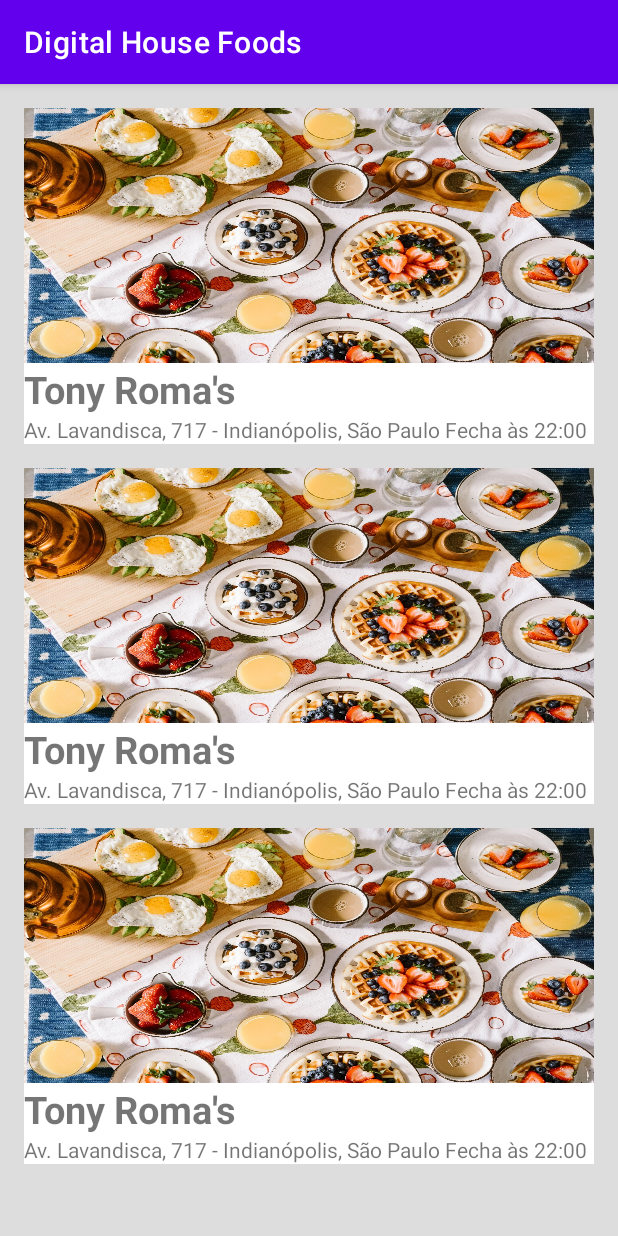
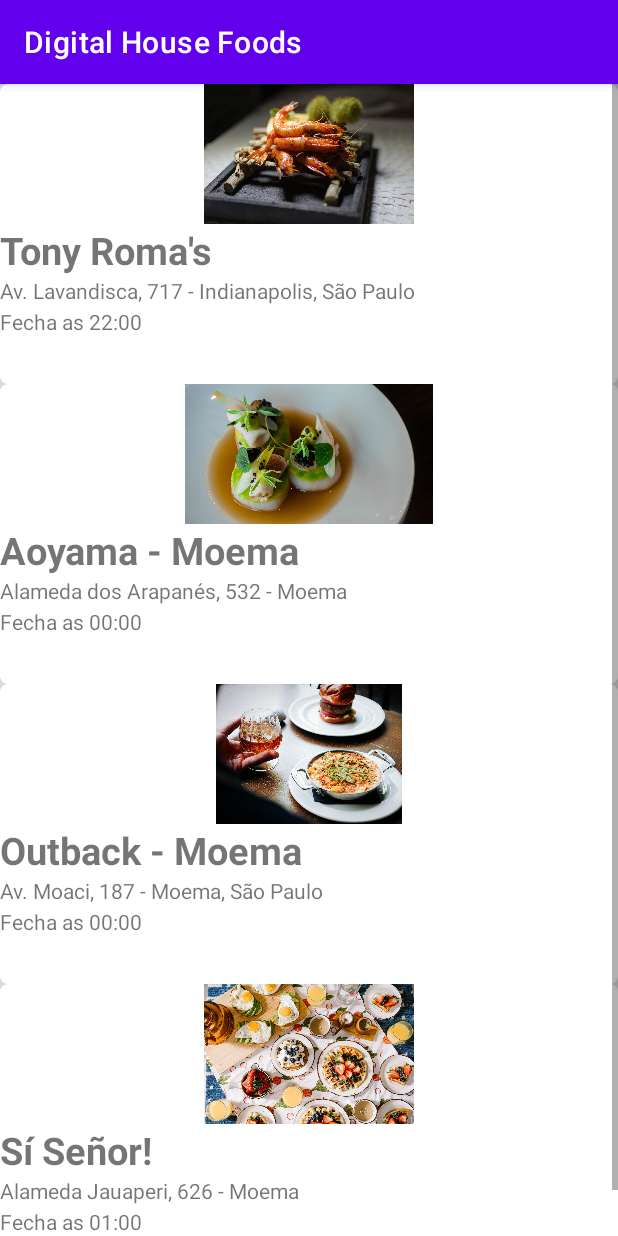
Before and after one commit to petersongit/DasafioCoreAndroidDigitalHouse, an Android app: the HomeActivity screen opened directly, with no data from a screen before it, on a phone screen of 412 x 824 dp. Run offline under Robolectric (Android 15) with nearby library versions, the phone set to English and light mode, and no system bars.

Commit message:
Criado as classe Prato e Prato Adapter. Criado os Layout de Tela home

```diff
--- a/app/build.gradle
+++ b/app/build.gradle
@@ -47,7 +47,12 @@ dependencies {
     implementation 'androidx.navigation:navigation-fragment:2.2.2'
     implementation 'androidx.navigation:navigation-ui:2.2.2'
     implementation 'androidx.legacy:legacy-support-v4:1.0.0'
+
+
+
     testImplementation 'junit:junit:4.+'
+
     androidTestImplementation 'androidx.test.ext:junit:1.1.2'
     androidTestImplementation 'androidx.test.espresso:espresso-core:3.3.0'
+
 }
--- a/app/src/main/java/com/example/digitalhousefoods/CadastroUsuarioActivity.kt
+++ b/app/src/main/java/com/example/digitalhousefoods/CadastroUsuarioActivity.kt
@@ -11,7 +11,7 @@ class CadastroUsuarioActivity : AppCompatActivity() {
         super.onCreate(savedInstanceState)
         setContentView(R.layout.activity_cadastro_usuario)
 
-        ActionBar actionBar = getActionBar();
+       // ActionBar actionBar = getActionBar();
 
 
 
--- a/app/src/main/java/com/example/digitalhousefoods/HomeActivity.kt
+++ b/app/src/main/java/com/example/digitalhousefoods/HomeActivity.kt
@@ -2,10 +2,62 @@ package com.example.digitalhousefoods
 
 import androidx.appcompat.app.AppCompatActivity
 import android.os.Bundle
+import android.widget.LinearLayout
+import android.widget.TextView
+import androidx.recyclerview.widget.LinearLayoutManager
+import androidx.recyclerview.widget.RecyclerView
 
-class HomeActivity : AppCompatActivity() {
+
+class HomeActivity : AppCompatActivity(){
+    lateinit var  listPratos: ArrayList<Prato>
+    lateinit var adapter: PratosAdapter
+
     override fun onCreate(savedInstanceState: Bundle?) {
         super.onCreate(savedInstanceState)
-        setContentView(R.layout.activity_tela_home)
+        setContentView(R.layout.activity_home_teste)
+
+        listPratos = getAllPratos()
+        adapter = PratosAdapter(listPratos)
+
+        val rvPratos: RecyclerView = findViewById(R.id.rc_lista_pratos)
+
+        rvPratos.adapter = adapter
+        rvPratos.layoutManager = LinearLayoutManager(this)
+        rvPratos.setHasFixedSize(true)
+
+       // val tvNome: TextView = itemView.findViewById(R.id.tvNomeRestaurante)
+
+
+        }
+
+
+    fun getAllPratos():ArrayList<Prato> {
+        val p1 = Prato(
+            R.drawable.prato1,
+            "Tony Roma's",
+            "Av. Lavandisca, 717 - Indianapolis, São Paulo",
+            "Fecha as 22:00"
+        )
+        val p2 = Prato(
+            R.drawable.prato3,
+            "Aoyama - Moema",
+            "Alameda dos Arapanés, 532 - Moema",
+            "Fecha as 00:00"
+        )
+        val p3 = Prato(
+            R.drawable.prato4,
+            "Outback - Moema",
+            "Av. Moaci, 187 - Moema, São Paulo",
+            "Fecha as 00:00"
+        )
+        val p4 =
+            Prato(R.drawable.prato2, "Sí Señor!", "Alameda Jauaperi, 626 - Moema", "Fecha as 01:00")
+
+        val listaPratos = arrayListOf<Prato>(p1, p2, p3, p4)
+
+        return listaPratos
+
     }
+
+
 }
--- /dev/null
+++ b/app/src/main/java/com/example/digitalhousefoods/Prato.kt
@@ -0,0 +1,5 @@
+package com.example.digitalhousefoods
+
+class Prato(val imagem: Int, val nome: String, val endereco : String, val hora_fechamento: String) {
+
+}
--- /dev/null
+++ b/app/src/main/java/com/example/digitalhousefoods/PratosAdapter.kt
@@ -0,0 +1,37 @@
+package com.example.digitalhousefoods
+
+import android.view.LayoutInflater
+import android.view.View
+import android.view.ViewGroup
+import android.widget.ImageView
+import android.widget.TextView
+import androidx.recyclerview.widget.RecyclerView
+
+class PratosAdapter(private val listDePratos: List<Prato>):RecyclerView.Adapter<PratosAdapter.PratosViewHolder>() {
+
+    override fun onCreateViewHolder(parent: ViewGroup, viewType: Int): PratosViewHolder {
+        val itemView=LayoutInflater.from(parent.context).inflate(R.layout.fragment_comida, parent, false)
+        return PratosViewHolder(itemView)
+    }
+
+    override fun getItemCount(): Int {
+        return listDePratos.size
+    }
+
+    override fun onBindViewHolder(holder: PratosViewHolder, position: Int) {
+        val currentItem: Prato = listDePratos[position]
+
+        holder.imgPrato.setImageResource(currentItem.imagem)
+        holder.tvNome.setText(currentItem.nome)
+        holder.tvEndereco.setText(currentItem.endereco)
+        holder.tvHoraFechamento.setText(currentItem.hora_fechamento)
+
+    }
+
+    inner class PratosViewHolder(itemView: View): RecyclerView.ViewHolder(itemView){
+        val imgPrato: ImageView = itemView.findViewById(R.id.imgPrato)
+        val tvNome: TextView = itemView.findViewById(R.id.tvNomeRestaurante)
+        val tvEndereco: TextView = itemView.findViewById(R.id.tvEnderecoRestaurante)
+        val tvHoraFechamento: TextView = itemView.findViewById((R.id.tvHoraFechamentoRestaurante))
+    }
+}
--- a/app/src/main/res/layout/activity_cadastro_usuario.xml
+++ b/app/src/main/res/layout/activity_cadastro_usuario.xml
@@ -8,6 +8,18 @@
     xmlns:app="http://schemas.android.com/apk/res-auto"
     android:layout_margin="16dp"
     tools:context=".CadastroUsuarioActivity">
+
+
+    <com.google.android.material.appbar.MaterialToolbar
+        android:id="@+id/tbHome"
+        android:layout_width="match_parent"
+        android:layout_height="wrap_content"
+
+        app:layout_constraintEnd_toEndOf="parent"
+        app:layout_constraintStart_toStartOf="parent"
+        app:layout_constraintTop_toTopOf="parent"
+        app:title="aadigital_foods"
+        app:titleTextColor="@color/white" />
 
     <androidx.appcompat.widget.ActionMenuView
         android:layout_height="match_parent"
--- /dev/null
+++ b/app/src/main/res/layout/activity_home.xml
@@ -0,0 +1,44 @@
+<?xml version="1.0" encoding="utf-8"?>
+<androidx.constraintlayout.widget.ConstraintLayout
+    xmlns:android="http://schemas.android.com/apk/res/android"
+    xmlns:app="http://schemas.android.com/apk/res-auto"
+    xmlns:tools="http://schemas.android.com/tools"
+    android:layout_width="match_parent"
+    android:layout_height="match_parent"
+    android:background="@color/cinza_claro"
+    tools:context=".HomeActivity">
+
+    <ScrollView
+        android:layout_width="match_parent"
+        android:layout_height="match_parent">
+
+        <LinearLayout
+            android:layout_width="match_parent"
+            android:layout_height="wrap_content"
+            android:orientation="vertical"
+            android:layout_margin="16dp"
+            tools:ignore="MissingConstraints">
+
+        <fragment
+            android:id="@+id/fragment1"
+            android:name="com.example.digitalhousefoods.ComidaFragment"
+            android:layout_width="match_parent"
+            android:layout_height="wrap_content"/>
+
+        <fragment
+            android:id="@+id/fragment2"
+            android:name="com.example.digitalhousefoods.ComidaFragment"
+            android:layout_width="match_parent"
+            android:layout_height="wrap_content"/>
+
+            <fragment
+                android:id="@+id/fragment3"
+                android:name="com.example.digitalhousefoods.ComidaFragment"
+                android:layout_width="match_parent"
+                android:layout_height="wrap_content"/>
+
+        </LinearLayout>
+
+    </ScrollView>
+
+</androidx.constraintlayout.widget.ConstraintLayout>
--- /dev/null
+++ b/app/src/main/res/layout/activity_home_teste.xml
@@ -0,0 +1,31 @@
+<?xml version="1.0" encoding="utf-8"?>
+<androidx.constraintlayout.widget.ConstraintLayout
+    xmlns:android="http://schemas.android.com/apk/res/android"
+    xmlns:app="http://schemas.android.com/apk/res-auto"
+    xmlns:tools="http://schemas.android.com/tools"
+    android:layout_width="match_parent"
+    android:layout_height="match_parent"
+    android:background="@color/cinza_claro"
+    tools:context=".HomeActivity">
+
+    <ScrollView
+        android:layout_width="match_parent"
+        android:layout_height="match_parent">
+
+
+
+            <androidx.recyclerview.widget.RecyclerView
+                android:id="@+id/rc_lista_pratos"
+                android:layout_width="match_parent"
+                android:layout_height="match_parent"
+                android:scrollbars="vertical"
+                app:layoutManager="androidx.recyclerview.widget.LinearLayoutManager"
+                app:layout_constraintEnd_toEndOf="parent"
+                app:layout_constraintStart_toStartOf="parent"
+                app:layout_constraintTop_toBottomOf="@+id/tbHome"
+                tools:listitem="@layout/fragment_comida" />
+
+
+    </ScrollView>
+
+</androidx.constraintlayout.widget.ConstraintLayout>
--- a/app/src/main/res/layout/activity_tela_home.xml
+++ /dev/null
@@ -1,48 +0,0 @@
-<?xml version="1.0" encoding="utf-8"?>
-<androidx.constraintlayout.widget.ConstraintLayout xmlns:android="http://schemas.android.com/apk/res/android"
-    xmlns:app="http://schemas.android.com/apk/res-auto"
-    xmlns:tools="http://schemas.android.com/tools"
-    android:layout_width="match_parent"
-    android:layout_height="match_parent"
-    android:background="@color/cinza_claro"
-    tools:context=".HomeActivity">
-
-    <ScrollView
-        android:layout_width="match_parent"
-        android:layout_height="match_parent"
-        >
-    <LinearLayout
-        android:layout_width="match_parent"
-        android:layout_height="wrap_content"
-        android:orientation="vertical"
-        android:layout_margin="16dp"
-        tools:ignore="MissingConstraints">
-
-    <fragment
-        android:id="@+id/fragment1"
-        android:name="com.example.digitalhousefoods.ComidaFragment"
-        android:layout_width="match_parent"
-        android:layout_height="wrap_content"
-        />
-
-    <fragment
-        android:id="@+id/fragment2"
-        android:name="com.example.digitalhousefoods.ComidaFragment"
-        android:layout_width="match_parent"
-        android:layout_height="wrap_content"
-         />
-
-        <fragment
-            android:id="@+id/fragment3"
-            android:name="com.example.digitalhousefoods.ComidaFragment"
-            android:layout_width="match_parent"
-            android:layout_height="wrap_content"
-            />
-
-    </LinearLayout>
-
-
-
-    </ScrollView>
-
-</androidx.constraintlayout.widget.ConstraintLayout>
--- a/app/src/main/res/layout/fragment_comida.xml
+++ b/app/src/main/res/layout/fragment_comida.xml
@@ -5,23 +5,27 @@
     xmlns:tools="http://schemas.android.com/tools"
     android:layout_width="match_parent"
     android:layout_height="wrap_content"
-    tools:context=".ComidaFragment"
+    tools:context=".ComidaFragment">
 
-   >
-
-    <!-- TODO: Update blank fragment layout -->
+    <androidx.cardview.widget.CardView
+        android:id="@+id/card_principal"
+        android:layout_width="match_parent"
+        android:layout_height="200dp"
+        android:orientation="vertical"
+        app:cardCornerRadius="5dp"
+        tools:ignore="MissingConstraints">
 
     <LinearLayout
         android:layout_width="match_parent"
         android:layout_height="match_parent"
-        android:orientation="vertical">
+        android:orientation="vertical"
+        android:layout_marginBottom="16dp">
 
     <ImageView
         android:id="@+id/imgPrato"
         android:layout_width="match_parent"
-        android:layout_height="170dp"
+        android:layout_height="200dp"
         android:layout_weight="1"
-        android:foreground="@drawable/prato2"
         />
 
 
@@ -30,7 +34,6 @@
             android:id="@+id/tvNomeRestaurante"
             android:layout_width="match_parent"
             android:layout_height="wrap_content"
-            android:text="Tony Roma's"
             android:textSize="25dp"
             android:textStyle="bold"
             android:background="@color/white"/>
@@ -40,11 +43,16 @@
             android:id="@+id/tvEnderecoRestaurante"
             android:layout_width="match_parent"
             android:layout_height="wrap_content"
-            android:text="Av. Lavandisca, 717 - Indianópolis, São Paulo Fecha às 22:00"
+            android:background="@color/white"
+            android:layout_marginBottom="1dp"/>
+
+        <TextView
+            android:id="@+id/tvHoraFechamentoRestaurante"
+            android:layout_width="match_parent"
+            android:layout_height="wrap_content"
             android:background="@color/white"
             android:layout_marginBottom="16dp"/>
 
-
 </LinearLayout>
-
+    </androidx.cardview.widget.CardView>
 </androidx.constraintlayout.widget.ConstraintLayout>
```
